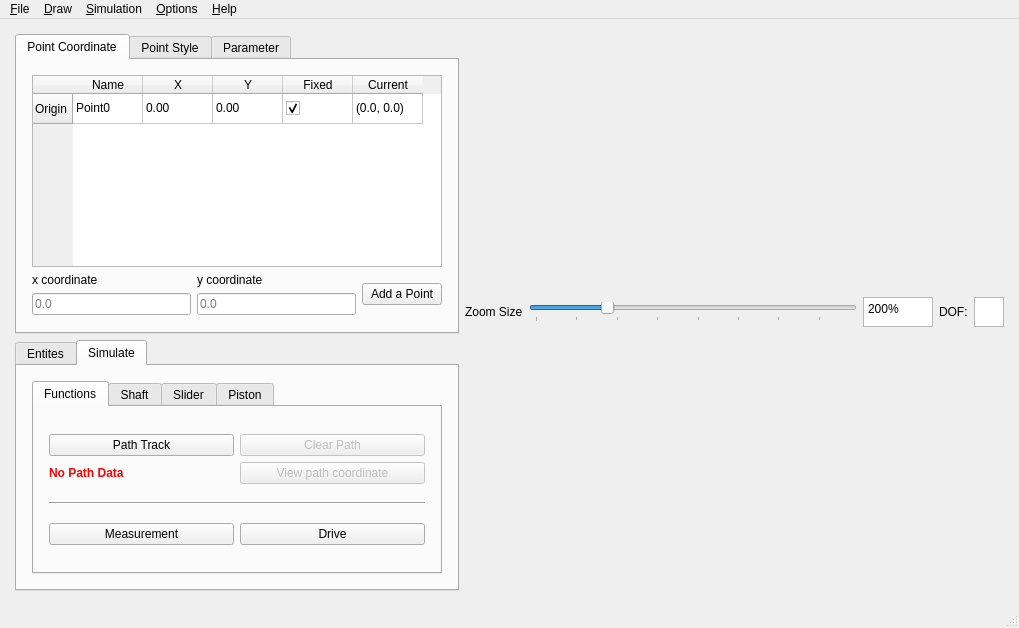
Before: the Qt Designer form core/main.ui in KmolYuan/Pyslvs-UI, drawn with Qt 5.
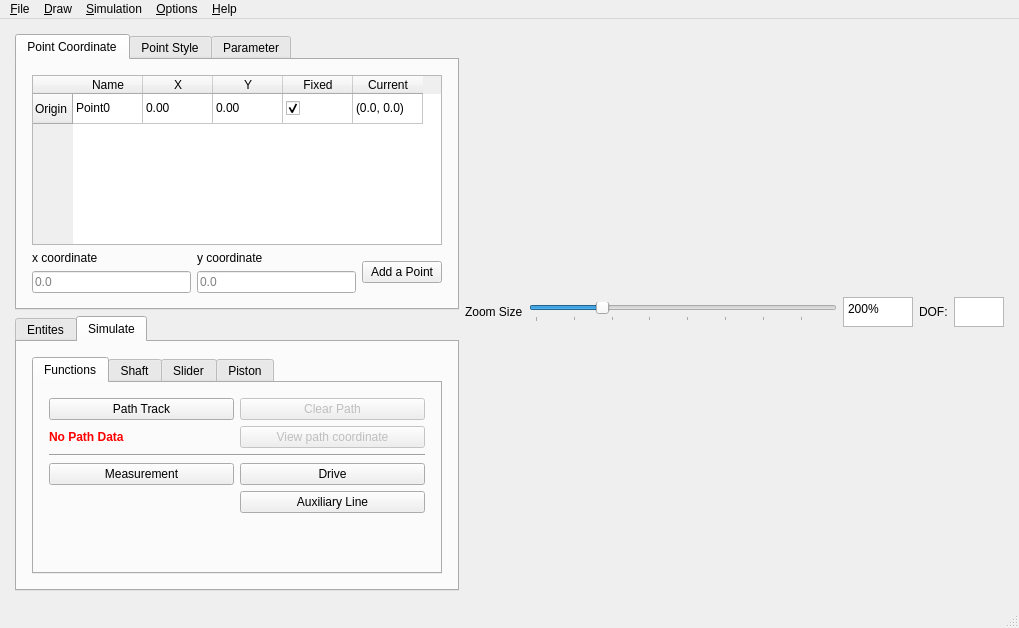
After: the same form once the commit is applied. The open tabs and pages were chosen to show the change. Icons and pictures are not drawn.

Commit message: AuxLine Functions

Patch:
```diff
--- a/core/main.ui
+++ b/core/main.ui
@@ -110,7 +110,7 @@
                 <item>
                  <widget class="QTableWidget" name="Entiteis_Point">
                   <property name="sizePolicy">
-                   <sizepolicy hsizetype="Expanding" vsizetype="Fixed">
+                   <sizepolicy hsizetype="Expanding" vsizetype="Expanding">
                     <horstretch>0</horstretch>
                     <verstretch>0</verstretch>
                    </sizepolicy>
@@ -1026,8 +1026,35 @@
                           </property>
                          </widget>
                         </item>
+                        <item row="1" column="1">
+                         <widget class="QPushButton" name="AuxLine">
+                          <property name="text">
+                           <string>Auxiliary Line</string>
+                          </property>
+                          <property name="icon">
+                           <iconset resource="../icons.qrc">
+                            <normaloff>:/icons/auxline.png</normaloff>:/icons/auxline.png</iconset>
+                          </property>
+                          <property name="checkable">
+                           <bool>true</bool>
+                          </property>
+                         </widget>
+                        </item>
                        </layout>
                       </item>
+                      <item>
+                       <spacer name="verticalSpacer">
+                        <property name="orientation">
+                         <enum>Qt::Vertical</enum>
+                        </property>
+                        <property name="sizeHint" stdset="0">
+                         <size>
+                          <width>20</width>
+                          <height>40</height>
+                         </size>
+                        </property>
+                       </spacer>
+                      </item>
                      </layout>
                     </widget>
                    </item>
@@ -1387,7 +1414,7 @@
           </property>
           <property name="maximumSize">
            <size>
-            <width>30</width>
+            <width>50</width>
             <height>30</height>
            </size>
           </property>
```
Left out of the diff: 5 changed lines with no effect on the pictures. The commit also changes 16 other files.
